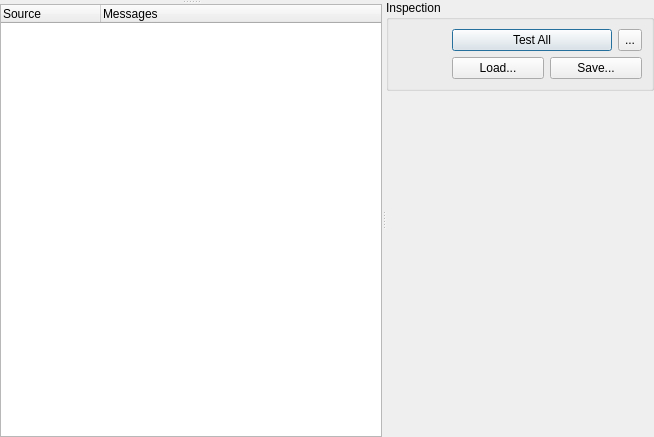
ImagingTools/AcfPublic, file AcfSln/Include/iqtinsp/CInspectionTaskGuiComp.ui: the form before one commit.
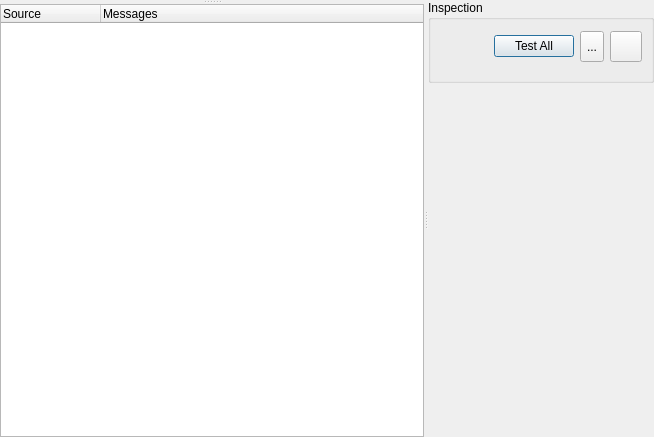
The form after the commit. Icons and pictures are not drawn.

```diff
--- a/AcfSln/Include/iqtinsp/CInspectionTaskGuiComp.ui
+++ b/AcfSln/Include/iqtinsp/CInspectionTaskGuiComp.ui
@@ -69,6 +69,9 @@
           <string>Inspection</string>
          </property>
          <layout class="QHBoxLayout" name="horizontalLayout_2">
+          <property name="topMargin">
+           <number>3</number>
+          </property>
           <item>
            <widget class="QLabel" name="StateIconLabel">
             <property name="sizePolicy">
@@ -134,67 +137,6 @@
               </property>
              </widget>
             </item>
-            <item row="1" column="0" colspan="3">
-             <widget class="QFrame" name="LoaderFrame">
-              <property name="sizePolicy">
-               <sizepolicy hsizetype="Preferred" vsizetype="Maximum">
-                <horstretch>0</horstretch>
-                <verstretch>0</verstretch>
-               </sizepolicy>
-              </property>
-              <property name="frameShape">
-               <enum>QFrame::NoFrame</enum>
-              </property>
-              <property name="frameShadow">
-               <enum>QFrame::Raised</enum>
-              </property>
-              <layout class="QHBoxLayout" name="horizontalLayout">
-               <property name="margin">
-                <number>0</number>
-               </property>
-               <item>
-                <widget class="QPushButton" name="LoadParamsButton">
-                 <property name="sizePolicy">
-                  <sizepolicy hsizetype="Preferred" vsizetype="Fixed">
-                   <horstretch>0</horstretch>
-                   <verstretch>0</verstretch>
-                  </sizepolicy>
-                 </property>
-                 <property name="toolTip">
-                  <string>Load inspection data</string>
-                 </property>
-                 <property name="text">
-                  <string>Load...</string>
-                 </property>
-                 <property name="icon">
-                  <iconset resource="../../../Acf/Include/iqtgui/iqtgui.qrc">
-                   <normaloff>:/Icons/Open.svg</normaloff>:/Icons/Open.svg</iconset>
-                 </property>
-                </widget>
-               </item>
-               <item>
-                <widget class="QPushButton" name="SaveParamsButton">
-                 <property name="sizePolicy">
-                  <sizepolicy hsizetype="Preferred" vsizetype="Fixed">
-                   <horstretch>0</horstretch>
-                   <verstretch>0</verstretch>
-                  </sizepolicy>
-                 </property>
-                 <property name="toolTip">
-                  <string>Save inspection data</string>
-                 </property>
-                 <property name="text">
-                  <string>Save...</string>
-                 </property>
-                 <property name="icon">
-                  <iconset resource="../../../Acf/Include/iqtgui/iqtgui.qrc">
-                   <normaloff>:/Icons/Save.svg</normaloff>:/Icons/Save.svg</iconset>
-                 </property>
-                </widget>
-               </item>
-              </layout>
-             </widget>
-            </item>
             <item row="0" column="1" colspan="2">
              <widget class="QToolButton" name="AutoTestButton">
               <property name="sizePolicy">
@@ -224,6 +166,32 @@
               </property>
              </widget>
             </item>
+            <item row="0" column="3">
+             <widget class="QToolButton" name="MenuButton">
+              <property name="sizePolicy">
+               <sizepolicy hsizetype="Fixed" vsizetype="Minimum">
+                <horstretch>0</horstretch>
+                <verstretch>0</verstretch>
+               </sizepolicy>
+              </property>
+              <property name="toolTip">
+               <string>Additional clipboard and IO operations</string>
+              </property>
+              <property name="icon">
+               <iconset resource="../../../Acf/Include/iqtgui/iqtgui.qrc">
+                <normaloff>:/Icons/Tools.svg</normaloff>:/Icons/Tools.svg</iconset>
+              </property>
+              <property name="iconSize">
+               <size>
+                <width>24</width>
+                <height>24</height>
+               </size>
+              </property>
+              <property name="popupMode">
+               <enum>QToolButton::InstantPopup</enum>
+              </property>
+             </widget>
+            </item>
            </layout>
           </item>
          </layout>
```
